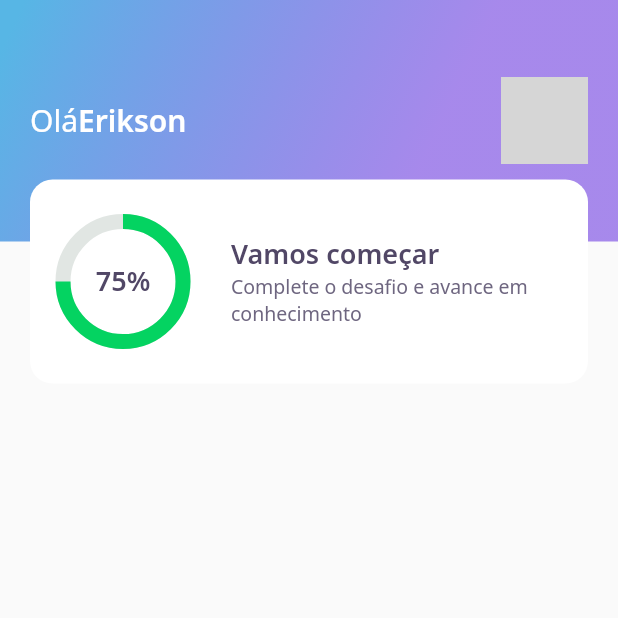
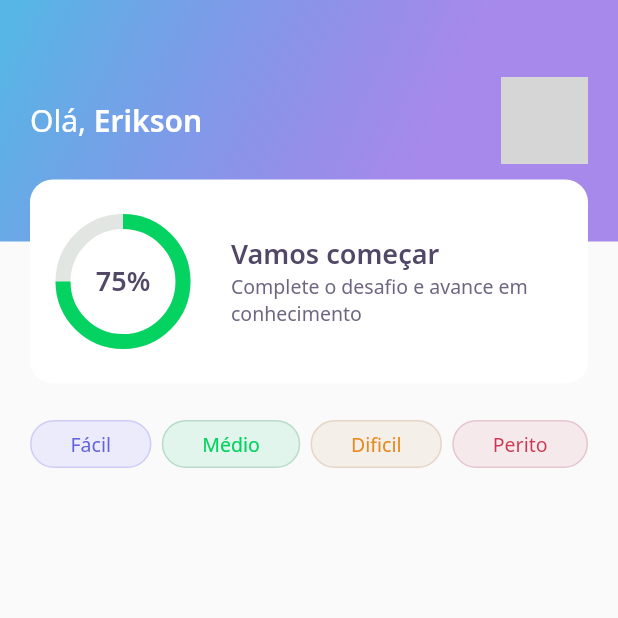
Before and after one commit to eriksongoncalves/dev-quiz, a Flutter app: the screen it shows after launch, on a phone screen of 412 x 824 dp, the top half of it. Run offline on Flutter 3.47's test engine with Material 2 defaults, Android fonts, the phone set to English and light mode, and no system bars; our stand-ins replace google_fonts; network calls fail; grey boxes are pictures that could not be loaded.

Commit message:
feat: level button widget

```diff
--- a/lib/core/app_widget.dart
+++ b/lib/core/app_widget.dart
@@ -1,6 +1,5 @@
 import 'package:devquiz/home/home_page.dart';
 import 'package:flutter/material.dart';
-import 'package:devquiz/splash/splash_page.dart';
 
 class AppWidget extends StatelessWidget {
   @override
--- a/lib/home/home_page.dart
+++ b/lib/home/home_page.dart
@@ -1,4 +1,5 @@
 import 'package:devquiz/home/widgets/appbar/app_bar_widget.dart';
+import 'package:devquiz/home/widgets/level_button/level_button_widget.dart';
 import 'package:flutter/material.dart';
 
 class HomePage extends StatefulWidget {
@@ -9,6 +10,29 @@ class HomePage extends StatefulWidget {
 class _HomePageState extends State<HomePage> {
   @override
   Widget build(BuildContext context) {
-    return Scaffold(appBar: AppBarWidget());
+    return Scaffold(
+      appBar: AppBarWidget(),
+      body: Padding(
+        padding:
+            const EdgeInsets.only(left: 20, right: 20, top: 30, bottom: 20),
+        child: Row(
+          mainAxisAlignment: MainAxisAlignment.spaceBetween,
+          children: [
+            LevelButtonWidget(
+              label: 'Fácil',
+            ),
+            LevelButtonWidget(
+              label: 'Médio',
+            ),
+            LevelButtonWidget(
+              label: 'Dificil',
+            ),
+            LevelButtonWidget(
+              label: 'Perito',
+            ),
+          ],
+        ),
+      ),
+    );
   }
 }
--- a/lib/home/widgets/appbar/app_bar_widget.dart
+++ b/lib/home/widgets/appbar/app_bar_widget.dart
@@ -20,7 +20,7 @@ class AppBarWidget extends PreferredSize {
                       children: [
                         Text.rich(
                           TextSpan(
-                              text: 'Olá',
+                              text: 'Olá, ',
                               style: AppTextStyles.title,
                               children: [
                                 TextSpan(
--- /dev/null
+++ b/lib/home/widgets/level_button/level_button_widget.dart
@@ -0,0 +1,55 @@
+import 'package:devquiz/core/core.dart';
+import 'package:flutter/material.dart';
+import 'package:google_fonts/google_fonts.dart';
+
+class LevelButtonWidget extends StatelessWidget {
+  final String label;
+
+  LevelButtonWidget({Key key, this.label})
+      : assert(["Fácil", "Médio", "Dificil", "Perito"].contains(label)),
+        super(key: key);
+
+  final config = {
+    "Fácil": {
+      "color": AppColors.levelButtonFacil,
+      "borderColor": AppColors.levelButtonBorderFacil,
+      "fontColor": AppColors.levelButtonTextFacil
+    },
+    "Médio": {
+      "color": AppColors.levelButtonMedio,
+      "borderColor": AppColors.levelButtonBorderMedio,
+      "fontColor": AppColors.levelButtonTextMedio
+    },
+    "Dificil": {
+      "color": AppColors.levelButtonDificil,
+      "borderColor": AppColors.levelButtonBorderDificil,
+      "fontColor": AppColors.levelButtonTextDificil
+    },
+    "Perito": {
+      "color": AppColors.levelButtonPerito,
+      "borderColor": AppColors.levelButtonBorderPerito,
+      "fontColor": AppColors.levelButtonTextPerito
+    },
+  };
+
+  Color get color => config[label]['color'];
+  Color get borderColor => config[label]['borderColor'];
+  Color get fontColor => config[label]['fontColor'];
+
+  @override
+  Widget build(BuildContext context) {
+    return Container(
+      decoration: BoxDecoration(
+          borderRadius: BorderRadius.circular(28),
+          color: color,
+          border: Border.fromBorderSide(BorderSide(color: borderColor))),
+      child: Padding(
+        padding: const EdgeInsets.symmetric(horizontal: 26, vertical: 6),
+        child: Text(
+          label,
+          style: GoogleFonts.notoSans(color: fontColor, fontSize: 13),
+        ),
+      ),
+    );
+  }
+}
```
